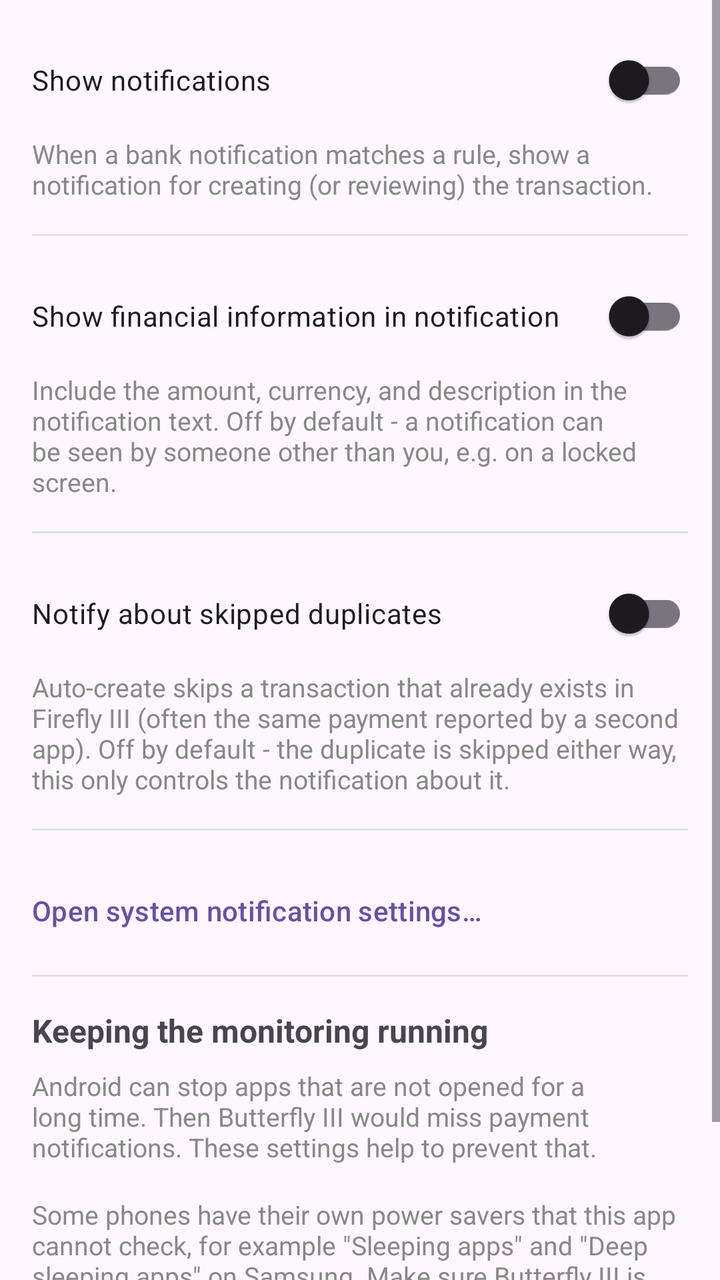
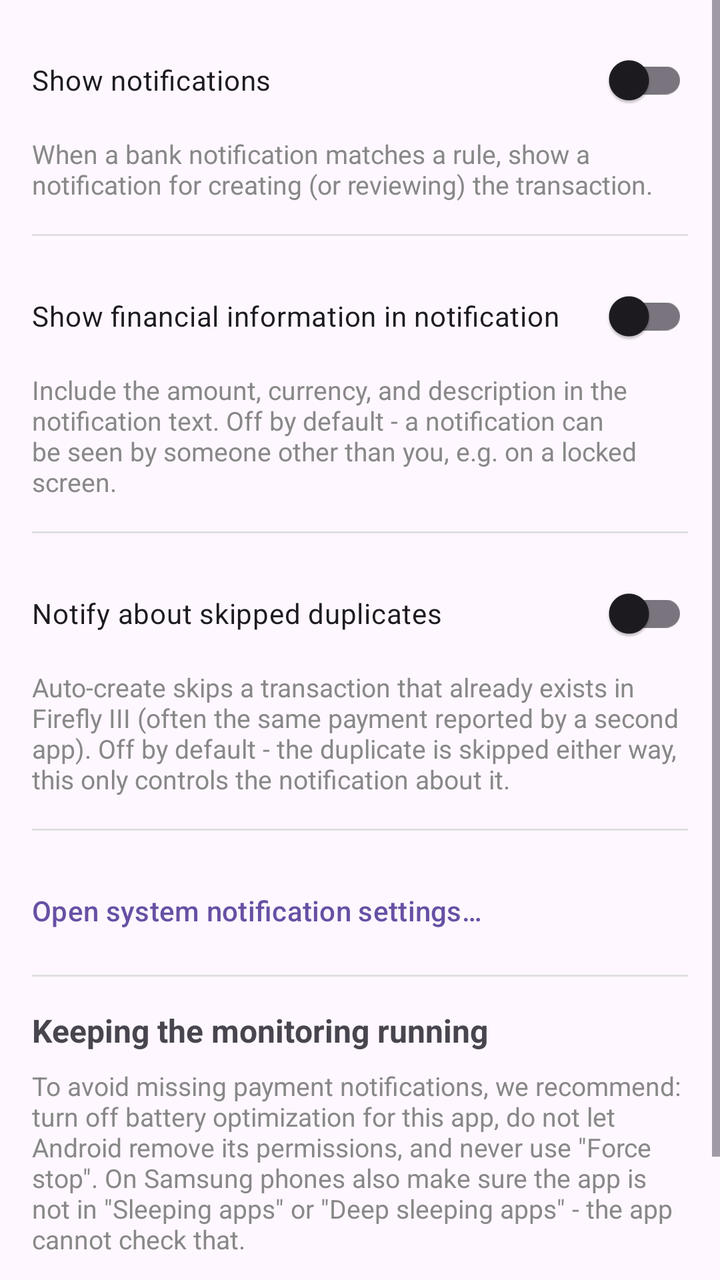

Before-and-after screenshots of an Android layout around one commit, followed by the original layout XML and the change that was made.
<!-- AndroidManifest.xml: application theme Theme.FfNotifyImporter -->
<!-- res/layout/fragment_notification_settings.xml -->
<?xml version="1.0" encoding="utf-8"?>
<ScrollView xmlns:android="http://schemas.android.com/apk/res/android"
    android:layout_width="match_parent"
    android:layout_height="match_parent">

    <LinearLayout
        android:layout_width="match_parent"
        android:layout_height="wrap_content"
        android:orientation="vertical"
        android:padding="16dp">

        <LinearLayout
            android:id="@+id/permissionCard"
            android:layout_width="match_parent"
            android:layout_height="wrap_content"
            android:layout_marginBottom="16dp"
            android:background="#FFF3E0"
            android:orientation="vertical"
            android:padding="16dp"
            android:visibility="gone">

            <TextView
                android:layout_width="match_parent"
                android:layout_height="wrap_content"
                android:layout_marginBottom="8dp"
                android:text="@string/notifications_permission_card_title"
                android:textColor="#000000"
                android:textSize="16sp"
                android:textStyle="bold" />

            <TextView
                android:id="@+id/permissionCardBody"
                android:layout_width="match_parent"
                android:layout_height="wrap_content"
                android:layout_marginBottom="8dp"
                android:textColor="#333333"
                android:textSize="14sp" />

            <Button
                android:id="@+id/permissionCardButton"
                android:layout_width="wrap_content"
                android:layout_height="wrap_content" />

        </LinearLayout>

        <com.google.android.material.switchmaterial.SwitchMaterial
            android:id="@+id/showNotificationsSwitch"
            android:layout_width="match_parent"
            android:layout_height="wrap_content"
            android:layout_marginBottom="4dp"
            android:text="@string/notifications_show_switch" />

        <TextView
            android:layout_width="match_parent"
            android:layout_height="wrap_content"
            android:layout_marginBottom="16dp"
            android:text="@string/notifications_show_switch_hint"
            android:textColor="#888888"
            android:textSize="13sp" />

        <View
            android:layout_width="match_parent"
            android:layout_height="1dp"
            android:layout_marginBottom="16dp"
            android:background="#E0E0E0" />

        <com.google.android.material.switchmaterial.SwitchMaterial
            android:id="@+id/showFinancialInfoSwitch"
            android:layout_width="match_parent"
            android:layout_height="wrap_content"
            android:layout_marginBottom="4dp"
            android:text="@string/notifications_show_financial_switch" />

        <TextView
            android:layout_width="match_parent"
            android:layout_height="wrap_content"
            android:layout_marginBottom="16dp"
            android:text="@string/notifications_show_financial_switch_hint"
            android:textColor="#888888"
            android:textSize="13sp" />

        <View
            android:layout_width="match_parent"
            android:layout_height="1dp"
            android:layout_marginBottom="16dp"
            android:background="#E0E0E0" />

        <com.google.android.material.switchmaterial.SwitchMaterial
            android:id="@+id/notifySkippedDuplicatesSwitch"
            android:layout_width="match_parent"
            android:layout_height="wrap_content"
            android:layout_marginBottom="4dp"
            android:text="@string/notifications_skipped_duplicates_switch" />

        <TextView
            android:layout_width="match_parent"
            android:layout_height="wrap_content"
            android:layout_marginBottom="16dp"
            android:text="@string/notifications_skipped_duplicates_switch_hint"
            android:textColor="#888888"
            android:textSize="13sp" />

        <View
            android:layout_width="match_parent"
            android:layout_height="1dp"
            android:layout_marginBottom="16dp"
            android:background="#E0E0E0" />

        <Button
            android:id="@+id/openSystemSettingsButton"
            style="?attr/borderlessButtonStyle"
            android:layout_width="wrap_content"
            android:layout_height="wrap_content"
            android:minWidth="0dp"
            android:paddingStart="0dp"
            android:text="@string/notifications_open_system_settings_button" />

        <View
            android:layout_width="match_parent"
            android:layout_height="1dp"
            android:layout_marginTop="8dp"
            android:layout_marginBottom="16dp"
            android:background="#E0E0E0" />

        <TextView
            android:layout_width="match_parent"
            android:layout_height="wrap_content"
            android:layout_marginBottom="8dp"
            android:text="@string/reliability_title"
            android:textSize="16sp"
            android:textStyle="bold" />

        <TextView
            android:layout_width="match_parent"
            android:layout_height="wrap_content"
            android:layout_marginBottom="16dp"
            android:text="@string/reliability_intro"
            android:textColor="#888888"
            android:textSize="13sp" />

        <LinearLayout
            android:id="@+id/batteryCard"
            android:layout_width="match_parent"
            android:layout_height="wrap_content"
            android:layout_marginBottom="16dp"
            android:background="#FFF3E0"
            android:orientation="vertical"
            android:padding="16dp"
            android:visibility="gone">

            <TextView
                android:layout_width="match_parent"
                android:layout_height="wrap_content"
                android:layout_marginBottom="8dp"
                android:text="@string/reliability_battery_card_title"
                android:textColor="#000000"
                android:textSize="16sp"
                android:textStyle="bold" />

            <TextView
                android:layout_width="match_parent"
                android:layout_height="wrap_content"
                android:layout_marginBottom="8dp"
                android:text="@string/reliability_battery_card_body"
                android:textColor="#333333"
                android:textSize="14sp" />

            <Button
                android:id="@+id/batteryCardButton"
                android:layout_width="wrap_content"
                android:layout_height="wrap_content"
                android:text="@string/reliability_battery_button" />

        </LinearLayout>

        <LinearLayout
            android:id="@+id/autoRevokeCard"
            android:layout_width="match_parent"
            android:layout_height="wrap_content"
            android:layout_marginBottom="16dp"
            android:background="#FFF3E0"
            android:orientation="vertical"
            android:padding="16dp"
            android:visibility="gone">

            <TextView
                android:layout_width="match_parent"
                android:layout_height="wrap_content"
                android:layout_marginBottom="8dp"
                android:text="@string/reliability_autorevoke_card_title"
                android:textColor="#000000"
                android:textSize="16sp"
                android:textStyle="bold" />

            <TextView
                android:layout_width="match_parent"
                android:layout_height="wrap_content"
                android:layout_marginBottom="8dp"
                android:text="@string/reliability_autorevoke_card_body"
                android:textColor="#333333"
                android:textSize="14sp" />

            <Button
                android:id="@+id/autoRevokeCardButton"
                android:layout_width="wrap_content"
                android:layout_height="wrap_content"
                android:text="@string/reliability_autorevoke_button" />

        </LinearLayout>

        <TextView
            android:layout_width="match_parent"
            android:layout_height="wrap_content"
            android:layout_marginBottom="4dp"
            android:text="@string/reliability_other_hint"
            android:textColor="#888888"
            android:textSize="13sp" />

        <Button
            android:id="@+id/appInfoButton"
            style="?attr/borderlessButtonStyle"
            android:layout_width="wrap_content"
            android:layout_height="wrap_content"
            android:minWidth="0dp"
            android:paddingStart="0dp"
            android:text="@string/reliability_app_info_button" />

    </LinearLayout>

</ScrollView>
<!-- resources referenced by this layout -->
<resources>
  <string name="notifications_open_system_settings_button">Open system notification settings…</string>
  <string name="notifications_permission_card_title">Notifications are off</string>
  <string name="notifications_show_financial_switch">Show financial information in notification</string>
  <string name="notifications_show_financial_switch_hint">Include the amount, currency, and description in the notification text. Off by default - a notification can be seen by someone other than you, e.g. on a locked screen.</string>
  <string name="notifications_show_switch">Show notifications</string>
  <string name="notifications_show_switch_hint">When a bank notification matches a rule, show a notification for creating (or reviewing) the transaction.</string>
  <string name="notifications_skipped_duplicates_switch">Notify about skipped duplicates</string>
  <string name="notifications_skipped_duplicates_switch_hint">Auto-create skips a transaction that already exists in Firefly III (often the same payment reported by a second app). Off by default - the duplicate is skipped either way, this only controls the notification about it.</string>
  <string name="reliability_app_info_button">Open app info…</string>
  <string name="reliability_autorevoke_button">Open app permission settings</string>
  <string name="reliability_autorevoke_card_body">If you do not open the app for a few months, Android can remove its permissions and stop it. Turn off \"Remove permissions if app isn\'t used\" (the name differs between phones).</string>
  <string name="reliability_autorevoke_card_title">Permissions may be removed</string>
  <string name="reliability_battery_button">Open battery optimization settings</string>
  <string name="reliability_battery_card_body">Android restricts this app in the background, so it may miss notifications. Set Butterfly III to \"Don\'t optimize\" (or \"Unrestricted\").</string>
  <string name="reliability_battery_card_title">Battery optimization is on</string>
  <string name="reliability_intro">Android can stop apps that are not opened for a long time. Then Butterfly III would miss payment notifications. These settings help to prevent that.</string>
  <string name="reliability_other_hint">Some phones have their own power savers that this app cannot check, for example \"Sleeping apps\" and \"Deep sleeping apps\" on Samsung. Make sure Butterfly III is not on those lists. Never use \"Force stop\" on it.</string>
  <string name="reliability_title">Keeping the monitoring running</string>
  <style name="Theme.FfNotifyImporter" parent="Theme.Material3.DayNight.NoActionBar" />
</resources>

<!-- the commit's change to res/layout/fragment_notification_settings.xml (unified diff, before → after) -->
@@ -208,14 +208,6 @@
 
         </LinearLayout>
 
-        <TextView
-            android:layout_width="match_parent"
-            android:layout_height="wrap_content"
-            android:layout_marginBottom="4dp"
-            android:text="@string/reliability_other_hint"
-            android:textColor="#888888"
-            android:textSize="13sp" />
-
         <Button
             android:id="@+id/appInfoButton"
             style="?attr/borderlessButtonStyle"
<!-- resource entries referenced after the edit -->
@@ -15,8 +15,7 @@
   <string name="reliability_battery_button">Open battery optimization settings</string>
   <string name="reliability_battery_card_body">Android restricts this app in the background, so it may miss notifications. Set Butterfly III to \"Don\'t optimize\" (or \"Unrestricted\").</string>
   <string name="reliability_battery_card_title">Battery optimization is on</string>
-  <string name="reliability_intro">Android can stop apps that are not opened for a long time. Then Butterfly III would miss payment notifications. These settings help to prevent that.</string>
-  <string name="reliability_other_hint">Some phones have their own power savers that this app cannot check, for example \"Sleeping apps\" and \"Deep sleeping apps\" on Samsung. Make sure Butterfly III is not on those lists. Never use \"Force stop\" on it.</string>
+  <string name="reliability_intro">To avoid missing payment notifications, we recommend: turn off battery optimization for this app, do not let Android remove its permissions, and never use \"Force stop\". On Samsung phones also make sure the app is not in \"Sleeping apps\" or \"Deep sleeping apps\" - the app cannot check that.</string>
   <string name="reliability_title">Keeping the monitoring running</string>
   <style name="Theme.FfNotifyImporter" parent="Theme.Material3.DayNight.NoActionBar" />
 </resources>
